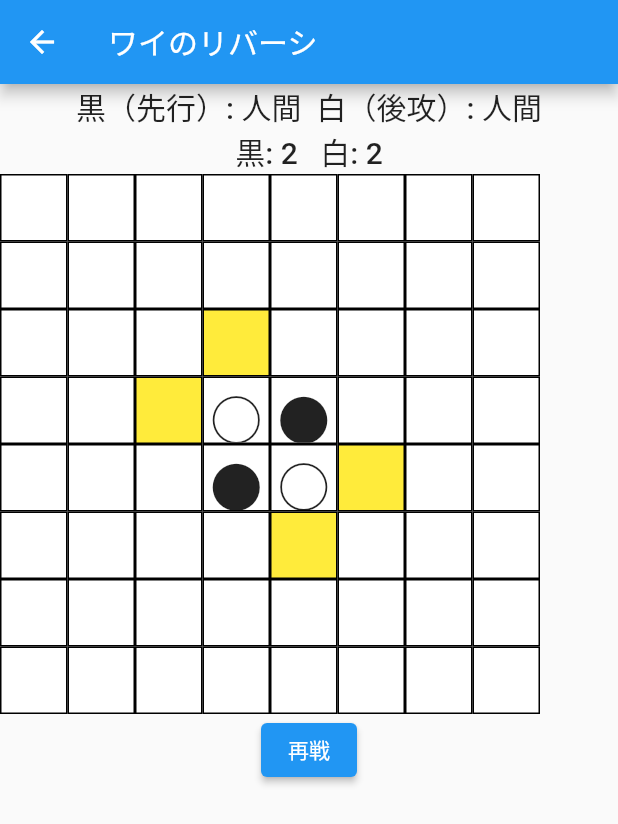
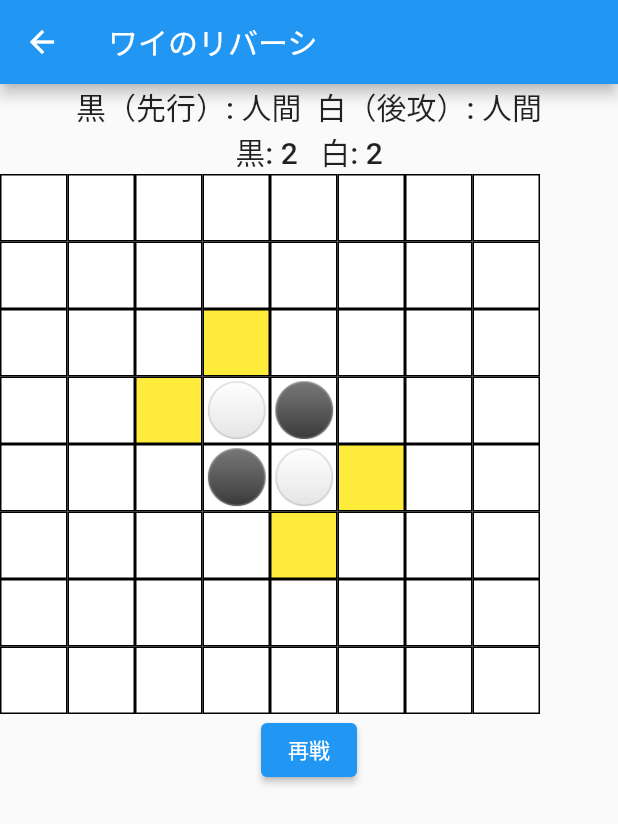
Before and after one commit to webarata3/flutter_reversi, a Flutter app: the screen it shows after launch, after a tap on "対局開始", on a phone screen of 412 x 824 dp. Shown: the top 824 px of the screen. Run offline on Flutter 3.47's test engine with Material 2 defaults, Android fonts, the light colour scheme and no system bars.

Commit message:
石のフォント変更

```diff
--- a/lib/reversi/board.dart
+++ b/lib/reversi/board.dart
@@ -1,9 +1,13 @@
 import 'dart:io';
 
 enum Stone {
-  black,
-  white,
-  nothing;
+  black(text: '⚫'),
+  white(text: '⚪'),
+  nothing(text: '');
+
+  const Stone({required this.text});
+
+  final String text;
 
   Stone reverse() {
     switch (this) {
--- a/lib/view/main_view.dart
+++ b/lib/view/main_view.dart
@@ -278,18 +278,9 @@ class SquareContainer extends StatefulWidget {
 }
 
 class SquareState extends State<SquareContainer> {
-  var _text = '';
-
   @override
   Widget build(BuildContext context) {
     var stone = widget.board.getStone(x: widget.x, y: widget.y);
-    if (stone == Stone.black) {
-      _text = '●';
-    } else if (stone == Stone.white) {
-      _text = '○';
-    } else {
-      _text = '';
-    }
     var canPut = widget.board.canPutPoints
         .where((e) => e.point.x == widget.x && e.point.y == widget.y)
         .isNotEmpty;
@@ -316,7 +307,7 @@ class SquareState extends State<SquareContainer> {
           color: color,
         ),
         child: Text(
-          _text,
+          stone.text,
           style: const TextStyle(fontSize: 35),
         ),
       ),
```
